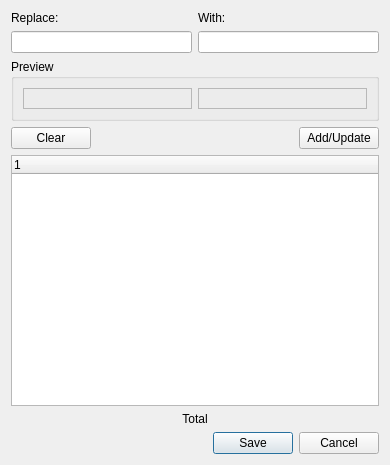
Before: the Qt Designer form src/frontend/AutoCorrectDialog.ui in OpenBangla/OpenBangla-Keyboard, drawn with Qt 5.
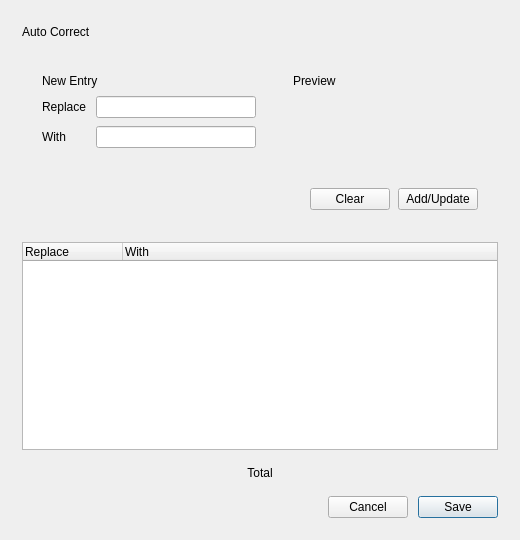
After: the same form once the commit is applied.

Commit message: Redesign AutoCorrect Dialog

Patch:
```diff
--- a/src/frontend/AutoCorrectDialog.ui
+++ b/src/frontend/AutoCorrectDialog.ui
@@ -6,78 +6,248 @@
    <rect>
     <x>0</x>
     <y>0</y>
-    <width>390</width>
-    <height>465</height>
+    <width>520</width>
+    <height>540</height>
    </rect>
   </property>
   <property name="windowTitle">
    <string>Edit Phonetic AutoCorrect entries</string>
   </property>
-  <layout class="QVBoxLayout" name="verticalLayout">
+  <layout class="QVBoxLayout" name="rootLayout">
+   <property name="spacing">
+    <number>16</number>
+   </property>
+   <property name="sizeConstraint">
+    <enum>QLayout::SetMinimumSize</enum>
+   </property>
+   <property name="leftMargin">
+    <number>22</number>
+   </property>
+   <property name="topMargin">
+    <number>22</number>
+   </property>
+   <property name="rightMargin">
+    <number>22</number>
+   </property>
+   <property name="bottomMargin">
+    <number>22</number>
+   </property>
    <item>
-    <layout class="QHBoxLayout" name="horizontalLayout_3">
+    <layout class="QHBoxLayout" name="headerLayout">
+     <property name="spacing">
+      <number>10</number>
+     </property>
      <item>
       <widget class="QLabel" name="label">
        <property name="text">
-        <string>Replace:</string>
+        <string>Auto Correct</string>
+       </property>
+       <property name="role" stdset="0">
+        <string>title</string>
        </property>
       </widget>
      </item>
      <item>
-      <widget class="QLabel" name="label_2">
-       <property name="text">
-        <string>With:</string>
+      <spacer name="headerSpacer">
+       <property name="orientation">
+        <enum>Qt::Horizontal</enum>
        </property>
-      </widget>
+       <property name="sizeType">
+        <enum>QSizePolicy::Expanding</enum>
+       </property>
+       <property name="sizeHint" stdset="0">
+        <size>
+         <width>40</width>
+         <height>20</height>
+        </size>
+       </property>
+      </spacer>
      </item>
     </layout>
    </item>
    <item>
-    <layout class="QHBoxLayout" name="horizontalLayout_4">
+    <widget class="QFrame" name="cardEntry">
+     <property name="sizePolicy">
+      <sizepolicy hsizetype="Preferred" vsizetype="Fixed">
+       <horstretch>0</horstretch>
+       <verstretch>0</verstretch>
+      </sizepolicy>
+     </property>
+     <property name="role" stdset="0">
+      <string>card</string>
+     </property>
+     <layout class="QVBoxLayout" name="cardEntryLayout">
+      <property name="spacing">
+       <number>14</number>
+      </property>
+      <property name="leftMargin">
+       <number>20</number>
+      </property>
+      <property name="topMargin">
+       <number>16</number>
+      </property>
+      <property name="rightMargin">
+       <number>20</number>
+      </property>
+      <property name="bottomMargin">
+       <number>16</number>
+      </property>
      <item>
+       <layout class="QHBoxLayout" name="columnsRow">
+        <property name="spacing">
+         <number>18</number>
+        </property>
+        <item>
+         <layout class="QVBoxLayout" name="entryColumn">
+          <property name="spacing">
+           <number>8</number>
+          </property>
+          <item>
+           <widget class="QLabel" name="sectionEntry">
+            <property name="text">
+             <string>New Entry</string>
+            </property>
+            <property name="role" stdset="0">
+             <string>section</string>
+            </property>
+           </widget>
+          </item>
+          <item>
+           <layout class="QGridLayout" name="entryFields">
+            <property name="horizontalSpacing">
+             <number>10</number>
+            </property>
+            <property name="verticalSpacing">
+             <number>8</number>
+            </property>
+            <item row="0" column="0">
+             <widget class="QLabel" name="lblReplace">
+              <property name="text">
+               <string>Replace</string>
+              </property>
+              <property name="role" stdset="0">
+               <string>primary</string>
+              </property>
+             </widget>
+            </item>
+            <item row="0" column="1">
       <widget class="QLineEdit" name="txtReplace">
        <property name="sizePolicy">
-        <sizepolicy hsizetype="Minimum" vsizetype="Fixed">
+               <sizepolicy hsizetype="Expanding" vsizetype="Fixed">
          <horstretch>0</horstretch>
          <verstretch>0</verstretch>
         </sizepolicy>
        </property>
-      </widget>
-     </item>
-     <item>
+              <property name="minimumSize">
+               <size>
+                <width>160</width>
+                <height>0</height>
+               </size>
+              </property>
+             </widget>
+            </item>
+            <item row="1" column="0">
+             <widget class="QLabel" name="lblWith">
+              <property name="text">
+               <string>With</string>
+              </property>
+              <property name="role" stdset="0">
+               <string>primary</string>
+              </property>
+             </widget>
+            </item>
+            <item row="1" column="1">
       <widget class="QLineEdit" name="txtWith">
        <property name="sizePolicy">
-        <sizepolicy hsizetype="Minimum" vsizetype="Fixed">
+               <sizepolicy hsizetype="Expanding" vsizetype="Fixed">
          <horstretch>0</horstretch>
          <verstretch>0</verstretch>
         </sizepolicy>
        </property>
+              <property name="minimumSize">
+               <size>
+                <width>160</width>
+                <height>0</height>
+               </size>
+              </property>
       </widget>
      </item>
     </layout>
    </item>
    <item>
-    <widget class="QGroupBox" name="groupBox">
-     <property name="title">
+           <spacer name="entryColumnSpacer">
+            <property name="orientation">
+             <enum>Qt::Vertical</enum>
+            </property>
+            <property name="sizeType">
+             <enum>QSizePolicy::Expanding</enum>
+            </property>
+            <property name="sizeHint" stdset="0">
+             <size>
+              <width>20</width>
+              <height>10</height>
+             </size>
+            </property>
+           </spacer>
+          </item>
+         </layout>
+        </item>
+        <item>
+         <widget class="QFrame" name="divider">
+          <property name="minimumSize">
+           <size>
+            <width>1</width>
+            <height>0</height>
+           </size>
+          </property>
+          <property name="maximumSize">
+           <size>
+            <width>1</width>
+            <height>16777215</height>
+           </size>
+          </property>
+          <property name="frameShape">
+           <enum>QFrame::NoFrame</enum>
+          </property>
+          <property name="role" stdset="0">
+           <string>divider</string>
+          </property>
+         </widget>
+        </item>
+        <item>
+         <layout class="QVBoxLayout" name="previewColumn">
+          <property name="spacing">
+           <number>8</number>
+          </property>
+          <item>
+           <widget class="QLabel" name="sectionPreview">
+            <property name="text">
       <string>Preview</string>
      </property>
-     <layout class="QHBoxLayout" name="horizontalLayout">
+            <property name="role" stdset="0">
+             <string>section</string>
+            </property>
+           </widget>
+          </item>
       <item>
        <widget class="QLabel" name="lblPreviewR">
         <property name="sizePolicy">
-         <sizepolicy hsizetype="Preferred" vsizetype="Preferred">
+             <sizepolicy hsizetype="Expanding" vsizetype="Fixed">
           <horstretch>0</horstretch>
           <verstretch>0</verstretch>
          </sizepolicy>
         </property>
+            <property name="minimumSize">
+             <size>
+              <width>0</width>
+              <height>30</height>
+             </size>
+            </property>
         <property name="font">
          <font>
           <family>Noto Serif Bengali</family>
          </font>
         </property>
-        <property name="frameShape">
-         <enum>QFrame::StyledPanel</enum>
-        </property>
         <property name="text">
          <string/>
         </property>
@@ -86,49 +256,81 @@
       <item>
        <widget class="QLabel" name="lblPreviewW">
         <property name="sizePolicy">
-         <sizepolicy hsizetype="Preferred" vsizetype="Preferred">
+             <sizepolicy hsizetype="Expanding" vsizetype="Fixed">
           <horstretch>0</horstretch>
           <verstretch>0</verstretch>
          </sizepolicy>
         </property>
+            <property name="minimumSize">
+             <size>
+              <width>0</width>
+              <height>30</height>
+             </size>
+            </property>
         <property name="font">
          <font>
           <family>Noto Serif Bengali</family>
          </font>
         </property>
-        <property name="frameShape">
-         <enum>QFrame::StyledPanel</enum>
-        </property>
         <property name="text">
          <string/>
         </property>
-       </widget>
-      </item>
-     </layout>
-    </widget>
-   </item>
+            <property name="role" stdset="0">
+             <string>panel</string>
+            </property>
+           </widget>
+          </item>
+          <item>
+           <spacer name="previewColumnSpacer">
+            <property name="orientation">
+             <enum>Qt::Vertical</enum>
+            </property>
+            <property name="sizeType">
+             <enum>QSizePolicy::Expanding</enum>
+            </property>
+            <property name="sizeHint" stdset="0">
+             <size>
+              <width>20</width>
+              <height>10</height>
+             </size>
+            </property>
+           </spacer>
+          </item>
+         </layout>
+        </item>
+       </layout>
+      </item>
    <item>
-    <layout class="QHBoxLayout" name="horizontalLayout_2">
+       <layout class="QHBoxLayout" name="rowActions">
+        <property name="spacing">
+         <number>8</number>
+        </property>
+        <item>
+         <spacer name="actionsSpacer">
+          <property name="orientation">
+           <enum>Qt::Horizontal</enum>
+          </property>
+          <property name="sizeType">
+           <enum>QSizePolicy::Expanding</enum>
+          </property>
+          <property name="sizeHint" stdset="0">
+           <size>
+            <width>40</width>
+            <height>20</height>
+           </size>
+          </property>
+         </spacer>
+        </item>
      <item>
       <widget class="QPushButton" name="btnClear">
        <property name="text">
         <string>Clear</string>
        </property>
-      </widget>
-     </item>
-     <item>
-      <spacer name="horizontalSpacer">
-       <property name="orientation">
-        <enum>Qt::Horizontal</enum>
-       </property>
-       <property name="sizeHint" stdset="0">
-        <size>
-         <width>35</width>
-         <height>20</height>
-        </size>
-       </property>
-      </spacer>
-     </item>
+          <property name="role" stdset="0">
+           <string>secondary</string>
+          </property>
+         </widget>
+        </item>
      <item>
       <widget class="QPushButton" name="btnUpdate">
        <property name="text">
@@ -137,12 +339,35 @@
       </widget>
      </item>
     </layout>
+      </item>
+     </layout>
+    </widget>
    </item>
    <item>
     <widget class="QTreeWidget" name="autoCorrect">
+     <property name="minimumSize">
+      <size>
+       <width>300</width>
+       <height>140</height>
+      </size>
+     </property>
+     <property name="sizePolicy">
+      <sizepolicy hsizetype="Expanding" vsizetype="Expanding">
+       <horstretch>0</horstretch>
+       <verstretch>0</verstretch>
+      </sizepolicy>
+     </property>
+     <property name="alternatingRowColors">
+      <bool>true</bool>
+     </property>
      <column>
       <property name="text">
-       <string notr="true">1</string>
+       <string>Replace</string>
+      </property>
+     </column>
+     <column>
+      <property name="text">
+       <string>With</string>
       </property>
      </column>
     </widget>
@@ -158,14 +383,50 @@
     </widget>
    </item>
    <item>
-    <widget class="QDialogButtonBox" name="buttonBox">
+    <layout class="QHBoxLayout" name="bottomLayout">
+     <property name="spacing">
+      <number>10</number>
+     </property>
+     <item>
+      <spacer name="bottomSpacer">
      <property name="orientation">
       <enum>Qt::Horizontal</enum>
      </property>
-     <property name="standardButtons">
-      <set>QDialogButtonBox::Cancel|QDialogButtonBox::Save</set>
-     </property>
-    </widget>
+       <property name="sizeType">
+        <enum>QSizePolicy::Expanding</enum>
+       </property>
+       <property name="sizeHint" stdset="0">
+        <size>
+         <width>40</width>
+         <height>20</height>
+        </size>
+       </property>
+      </spacer>
+     </item>
+     <item>
+      <widget class="QPushButton" name="btnCancel">
+       <property name="text">
+        <string>Cancel</string>
+       </property>
+       <property name="role" stdset="0">
+        <string>secondary</string>
+       </property>
+      </widget>
+     </item>
+     <item>
+      <widget class="QPushButton" name="btnSave">
+       <property name="text">
+        <string>Save</string>
+       </property>
+       <property name="role" stdset="0">
+        <string>primary</string>
+       </property>
+       <property name="default">
+        <bool>true</bool>
+       </property>
+      </widget>
+     </item>
+    </layout>
    </item>
   </layout>
  </widget>
```
Left out of the diff: 46 changed lines with no effect on the pictures. Lines whose indentation alone changed are shown as unchanged. The commit also changes 5 other files.
